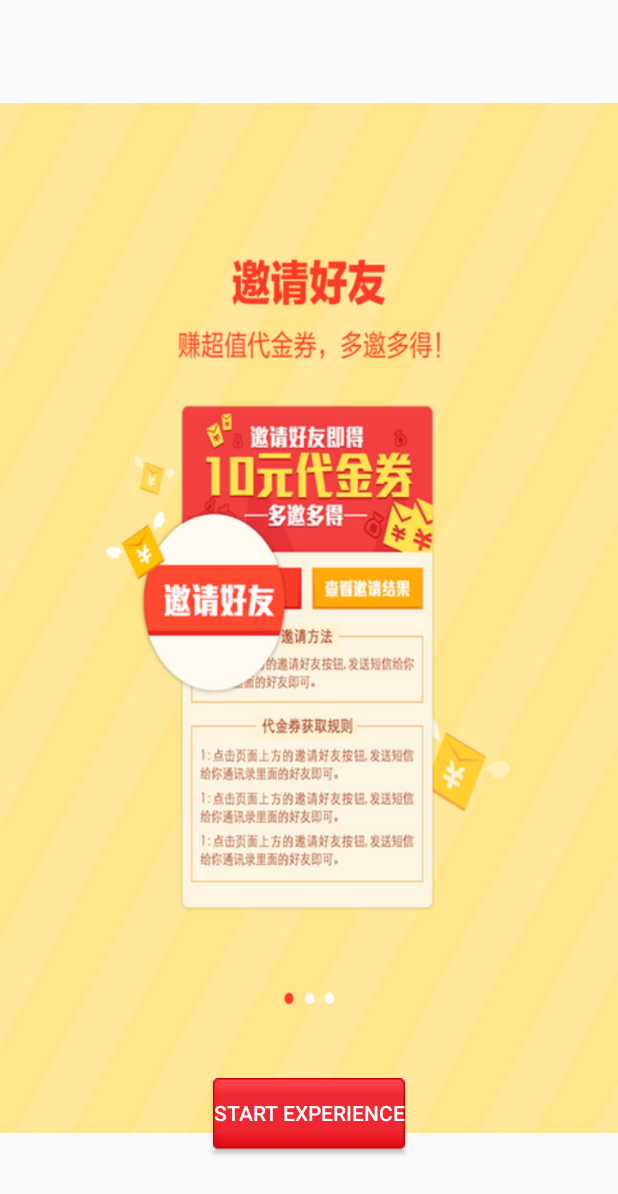
After one commit to EdwinGuo/WisdomApp, an Android app: the GuideActivity screen opened directly, with no data from a screen before it, on a phone screen of 412 x 824 dp. The commit adds this screen. Shown: the top 1194 px of the screen. Run offline under Robolectric (Android 15) with nearby library versions, the phone set to English and light mode, and no system bars.

Commit message:
guide initial commit. day1-05

```diff
--- a/app/src/main/AndroidManifest.xml
+++ b/app/src/main/AndroidManifest.xml
@@ -17,6 +17,8 @@
                 <category android:name="android.intent.category.LAUNCHER" />
             </intent-filter>
         </activity>
+        <activity android:name=".GuideActivity" >
+        </activity>
     </application>
 
 </manifest>
--- /dev/null
+++ b/app/src/main/java/guo/edwin/wisdomapp/GuideActivity.java
@@ -0,0 +1,75 @@
+package guo.edwin.wisdomapp;
+
+import android.app.Activity;
+import android.os.Bundle;
+import android.support.v4.view.PagerAdapter;
+import android.support.v4.view.ViewPager;
+import android.view.View;
+import android.view.ViewGroup;
+import android.view.Window;
+import android.widget.ImageView;
+
+import java.util.ArrayList;
+
+
+/**
+ * Created by EdwinGuo on 2016-12-01.
+ */
+public class GuideActivity extends Activity {
+
+    // viewPager hold the guide images
+    ViewPager guideVP;
+
+    // image array list to hold all the guide images
+    int[] guideImages = new int[]{R.drawable.guide_image_1, R.drawable.guide_image_2,
+            R.drawable.guide_image_3};
+
+    // image view to hold to image
+    ArrayList<ImageView> guideImgViews = new ArrayList<ImageView>();
+
+    @Override
+    protected void onCreate(Bundle savedInstanceState) {
+        super.onCreate(savedInstanceState);
+        requestWindowFeature(Window.FEATURE_NO_TITLE);
+        setContentView(R.layout.acitivity_guide);
+        guideVP = (ViewPager) findViewById(R.id.guide_vp);
+        initView();
+        guideVP.setAdapter(new GuidePager());
+
+    }
+
+    public void initView(){
+        for(int i=0; i<guideImages.length; i++){
+            ImageView guideV = new ImageView(this);
+            guideV.setImageResource(guideImages[i]);
+            guideImgViews.add(guideV);
+        }
+
+    }
+
+
+    public class GuidePager extends PagerAdapter{
+
+        @Override
+        public int getCount() {
+            return guideImgViews.size();
+        }
+
+        @Override
+        public boolean isViewFromObject(View view, Object object) {
+            return view == object;
+        }
+
+        @Override
+        public Object instantiateItem(ViewGroup container, int  position){
+            container.addView(guideImgViews.get(position));
+            return guideImgViews.get(position);
+        }
+
+        @Override
+        public void destroyItem(ViewGroup container, int position, Object object) {
+            container.removeView((View) object);
+        }
+    }
+
+}
--- a/app/src/main/java/guo/edwin/wisdomapp/SplashActivity.java
+++ b/app/src/main/java/guo/edwin/wisdomapp/SplashActivity.java
@@ -1,6 +1,7 @@
 package guo.edwin.wisdomapp;
 
 import android.app.Activity;
+import android.content.Intent;
 import android.support.v7.app.AppCompatActivity;
 import android.os.Bundle;
 import android.view.animation.AlphaAnimation;
@@ -13,16 +14,14 @@ import android.widget.RelativeLayout;
 public class SplashActivity extends Activity {
 
     RelativeLayout rl_splash_root;
+
+    @Override
     protected void onCreate(Bundle savedInstanceState) {
         super.onCreate(savedInstanceState);
         setContentView(R.layout.activity_splash);
-
         rl_splash_root = (RelativeLayout) findViewById(R.id.rl_splash_root);
         startAnim();
     }
-
-
-
 
     private void startAnim() {
 
@@ -44,6 +43,24 @@ public class SplashActivity extends Activity {
         as.addAnimation(scale);
         as.addAnimation(al);
 
+        as.setAnimationListener(new Animation.AnimationListener() {
+            @Override
+            public void onAnimationStart(Animation animation) {
+
+            }
+
+            @Override
+            public void onAnimationEnd(Animation animation) {
+                Intent toGuide = new Intent(SplashActivity.this, GuideActivity.class);
+                startActivity(toGuide);
+            }
+
+            @Override
+            public void onAnimationRepeat(Animation animation) {
+
+            }
+        });
+
         rl_splash_root.startAnimation(as);
 
     }
--- /dev/null
+++ b/app/src/main/res/drawable/guide_btn_selector.xml
@@ -0,0 +1,5 @@
+<?xml version="1.0" encoding="utf-8"?>
+<selector xmlns:android="http://schemas.android.com/apk/res/android">
+    <item android:drawable="@drawable/button_red_pressed" android:state_pressed="true" />
+    <item android:drawable="@drawable/button_red_normal" />
+</selector>
--- /dev/null
+++ b/app/src/main/res/drawable/guide_text_selector.xml
@@ -0,0 +1,5 @@
+<?xml version="1.0" encoding="utf-8"?>
+<selector xmlns:android="http://schemas.android.com/apk/res/android">
+    <item android:color="@android:color/black" android:state_pressed="true" />
+    <item android:color="@android:color/white" />
+</selector>
--- /dev/null
+++ b/app/src/main/res/layout/acitivity_guide.xml
@@ -0,0 +1,33 @@
+<?xml version="1.0" encoding="utf-8"?>
+<RelativeLayout xmlns:android="http://schemas.android.com/apk/res/android"
+    android:layout_width="match_parent" android:layout_height="match_parent">
+
+    <android.support.v4.view.ViewPager
+        android:id="@+id/guide_vp"
+        android:layout_width="match_parent"
+        android:layout_height="match_parent">
+    </android.support.v4.view.ViewPager>
+
+    <Button
+        android:id="@+id/gude_tv"
+        android:layout_width="wrap_content"
+        android:layout_height="wrap_content"
+        android:layout_alignParentBottom="true"
+        android:layout_centerHorizontal="true"
+        android:background="@drawable/guide_btn_selector"
+        android:textColor="@drawable/guide_text_selector"
+        android:text="@string/guide_btn_text"
+        android:layout_marginBottom="57dp"
+        />
+
+    <LinearLayout
+        android:id="@+id/guide_ll"
+        android:layout_width="wrap_content"
+        android:layout_height="wrap_content"
+        android:orientation="horizontal">
+
+    </LinearLayout>
+
+
+
+</RelativeLayout>
--- a/app/src/main/res/values/strings.xml
+++ b/app/src/main/res/values/strings.xml
@@ -1,3 +1,6 @@
 <resources>
     <string name="app_name">WisdomApp</string>
+
+    <!-- guide -->
+    <string name="guide_btn_text">Start Experience</string>
 </resources>
```
Also changed, not shown: app/src/main/res/drawable/button_red_normal.9.png (added), app/src/main/res/drawable/button_red_pressed.9.png (added), app/src/main/res/drawable/guide_image_1.png (added), app/src/main/res/drawable/guide_image_2.png (added), app/src/main/res/drawable/guide_image_3.png (added).
